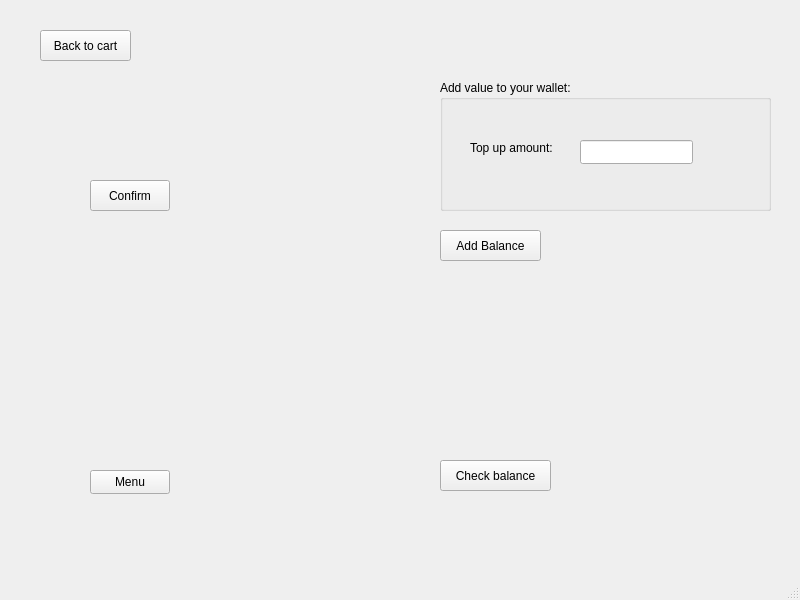
xyang2316/OOP-project, file FoodOrderingApp/payment.ui: the form before one commit.
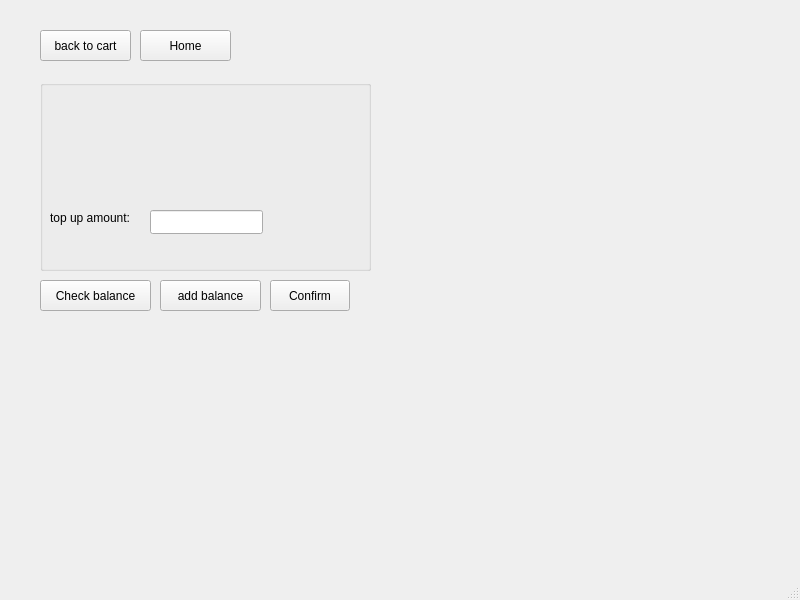
The form after the commit.

Diff of the .ui file:
```diff
--- a/FoodOrderingApp/payment.ui
+++ b/FoodOrderingApp/payment.ui
@@ -17,8 +17,8 @@
    <widget class="QPushButton" name="pushButton">
     <property name="geometry">
      <rect>
-      <x>90</x>
-      <y>180</y>
+      <x>270</x>
+      <y>280</y>
       <width>80</width>
       <height>31</height>
      </rect>
@@ -30,46 +30,46 @@
    <widget class="QPushButton" name="pushButton_addBalance">
     <property name="geometry">
      <rect>
-      <x>440</x>
-      <y>230</y>
+      <x>160</x>
+      <y>280</y>
       <width>101</width>
       <height>31</height>
      </rect>
     </property>
     <property name="text">
-     <string>Add Balance</string>
+     <string>add balance</string>
     </property>
    </widget>
    <widget class="QGroupBox" name="groupBox">
     <property name="geometry">
      <rect>
-      <x>440</x>
+      <x>40</x>
       <y>80</y>
       <width>331</width>
-      <height>131</height>
+      <height>191</height>
      </rect>
     </property>
     <property name="title">
-     <string>Add value to your wallet:</string>
+     <string/>
     </property>
     <widget class="QLabel" name="label_5">
      <property name="geometry">
       <rect>
-       <x>30</x>
-       <y>60</y>
+       <x>10</x>
+       <y>130</y>
        <width>121</width>
        <height>16</height>
       </rect>
      </property>
      <property name="text">
-      <string>Top up amount:</string>
+      <string>top up amount:</string>
      </property>
     </widget>
     <widget class="QLineEdit" name="lineEdit_payAmount">
      <property name="geometry">
       <rect>
-       <x>140</x>
-       <y>60</y>
+       <x>110</x>
+       <y>130</y>
        <width>113</width>
        <height>24</height>
       </rect>
@@ -79,8 +79,8 @@
    <widget class="QWidget" name="verticalLayoutWidget">
     <property name="geometry">
      <rect>
-      <x>90</x>
-      <y>90</y>
+       <x>40</x>
+       <y>40</y>
       <width>251</width>
       <height>71</height>
      </rect>
@@ -97,14 +97,14 @@
      </rect>
     </property>
     <property name="text">
-     <string>Back to cart</string>
+     <string>back to cart</string>
     </property>
    </widget>
    <widget class="QPushButton" name="pushButton_checkBalance">
     <property name="geometry">
      <rect>
-      <x>440</x>
-      <y>460</y>
+      <x>40</x>
+      <y>280</y>
       <width>111</width>
       <height>31</height>
      </rect>
@@ -127,14 +127,14 @@
    <widget class="QPushButton" name="pushButton_home">
     <property name="geometry">
      <rect>
-      <x>90</x>
-      <y>470</y>
-      <width>80</width>
-      <height>24</height>
+      <x>140</x>
+      <y>30</y>
+      <width>91</width>
+      <height>31</height>
      </rect>
     </property>
     <property name="text">
-     <string>Menu</string>
+     <string>Home</string>
     </property>
    </widget>
   </widget>
```
Left out of the diff: 15 changed lines with no effect on the pictures. Lines whose indentation alone changed are shown as unchanged.
